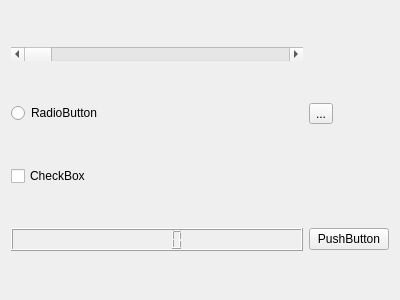
First picture: the form in src/userwindow.ui, repository sggw-inf-2015-2/kk, before the edit.
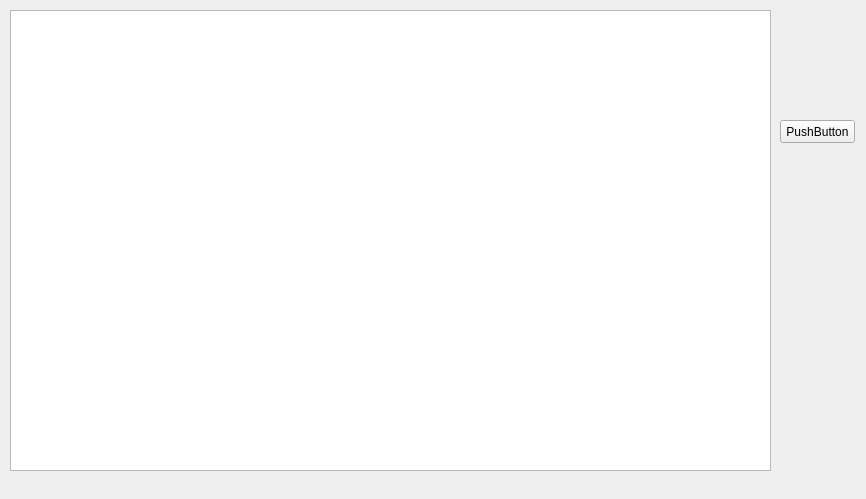
Second picture: the form after the edit.

```diff
--- a/src/userwindow.ui
+++ b/src/userwindow.ui
@@ -9,53 +9,36 @@
    <rect>
     <x>0</x>
     <y>0</y>
-    <width>400</width>
-    <height>300</height>
+    <width>866</width>
+    <height>499</height>
    </rect>
   </property>
   <property name="windowTitle">
    <string>Ranking</string>
   </property>
-  <layout class="QGridLayout" name="gridLayout">
-   <item row="0" column="0">
-    <widget class="QScrollBar" name="horizontalScrollBar">
-     <property name="orientation">
-      <enum>Qt::Horizontal</enum>
-     </property>
-    </widget>
-   </item>
-   <item row="1" column="0">
-    <widget class="QRadioButton" name="radioButton">
-     <property name="text">
-      <string>RadioButton</string>
-     </property>
-    </widget>
-   </item>
-   <item row="1" column="1">
-    <widget class="QToolButton" name="toolButton">
-     <property name="text">
-      <string>...</string>
-     </property>
-    </widget>
-   </item>
-   <item row="2" column="0">
-    <widget class="QCheckBox" name="checkBox">
-     <property name="text">
-      <string>CheckBox</string>
-     </property>
-    </widget>
-   </item>
-   <item row="3" column="0">
-    <widget class="QLCDNumber" name="lcdNumber"/>
-   </item>
-   <item row="3" column="1">
+  <widget class="QTableWidget" name="tableWidget">
+   <property name="geometry">
+    <rect>
+     <x>10</x>
+     <y>10</y>
+     <width>761</width>
+     <height>461</height>
+    </rect>
+   </property>
+  </widget>
     <widget class="QPushButton" name="pushButton">
+   <property name="geometry">
+    <rect>
+     <x>780</x>
+     <y>120</y>
+     <width>75</width>
+     <height>23</height>
+    </rect>
+   </property>
      <property name="text">
       <string>PushButton</string>
      </property>
     </widget>
-   </item>
-  </layout>
  </widget>
  <resources/>
  <connections/>
```
Lines whose indentation alone changed are shown as unchanged.
